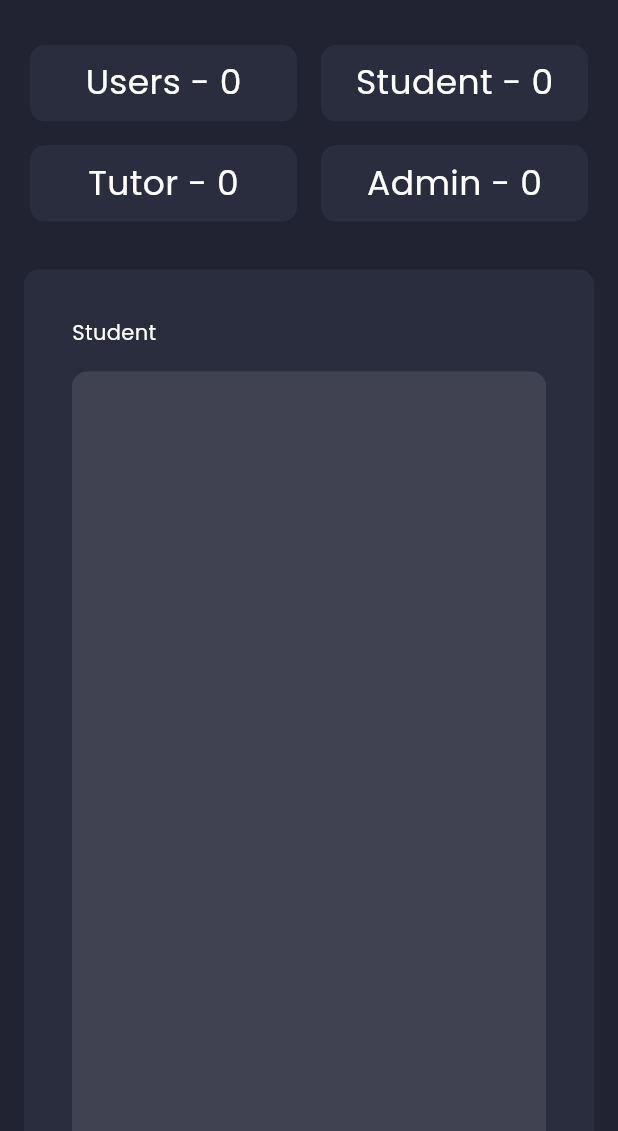
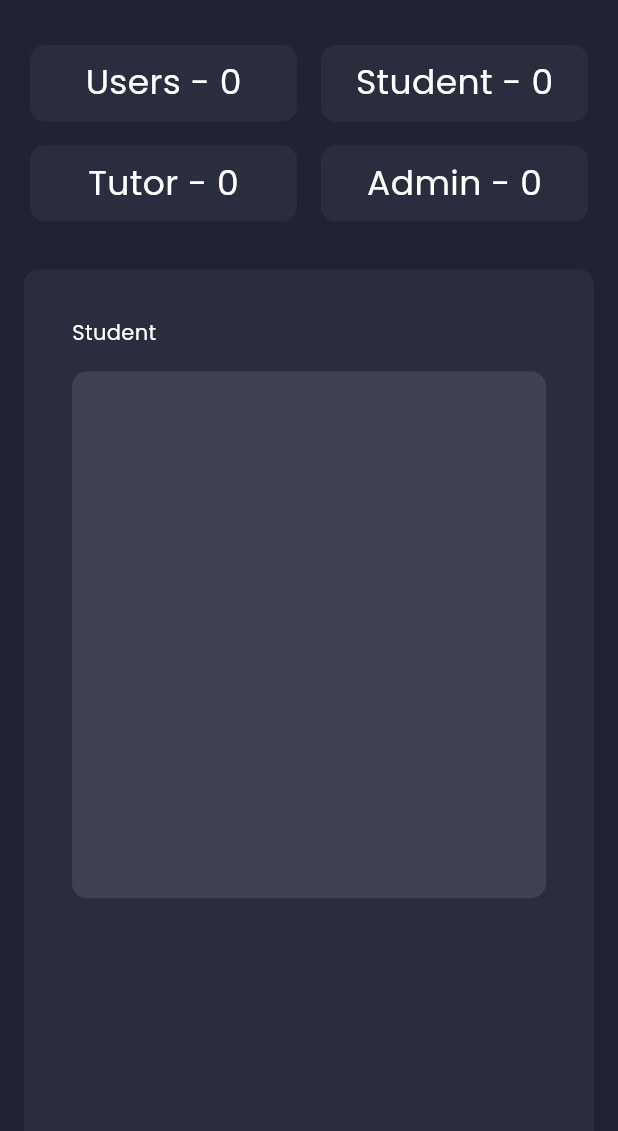
Before and after one commit to JesbinJose/CyberBee-web, a Flutter app: the screen it shows after launch, on a phone screen of 412 x 824 dp, the part 105-1236 px from its top. Run offline on Flutter 3.47's test engine with Material 3 defaults, Android fonts, the phone set to English and light mode, and no system bars; our stand-ins replace bloc, cloud_firestore, firebase_core, flutter_bloc, google_fonts; missing offline and left inert: svg_flutter; accounts and stored records are empty; generated files the repository leaves out were written again.

Commit message:
refactor and made dashboard ui

```diff
--- a/lib/presentation/dashboard/dashboard.dart
+++ b/lib/presentation/dashboard/dashboard.dart
@@ -1,96 +1,24 @@
-import 'package:cyberbee_web/application/bloc/dashboard/manage_each_users/manage_single_user_dash_board_bloc.dart';
-import 'package:cyberbee_web/application/bloc/dashboard/usercontrol/dash_board_selected_type_bloc.dart';
-import 'package:cyberbee_web/application/type_check.dart';
 import 'package:cyberbee_web/constants.dart';
-import 'package:cyberbee_web/presentation/dashboard/widgets/single_user_screen.dart';
+import 'package:cyberbee_web/presentation/dashboard/widgets/show_user_by_type.dart';
 import 'package:cyberbee_web/presentation/dashboard/widgets/user_type_count.dart';
-import 'package:cyberbee_web/presentation/dashboard/widgets/usertype_all_list.dart';
-import 'package:cyberbee_web/responsive.dart';
 import 'package:flutter/material.dart';
-import 'package:flutter_bloc/flutter_bloc.dart';
 
 class DashBoardScreen extends StatelessWidget {
   const DashBoardScreen({super.key});
 
   @override
   Widget build(BuildContext context) {
-    return SingleChildScrollView(
+    return const SingleChildScrollView(
       child: Column(
         children: [
-          const SizedBox(
+           SizedBox(
             height: 30,
           ),
-          const CustomUserTypeCountWidget(),
-          const SizedBox(
+           CustomUserTypeCountWidget(),
+           SizedBox(
             height: defaultPadding,
           ),
-          Container(
-            margin: const EdgeInsets.all(
-              defaultPadding,
-            ),
-            padding: const EdgeInsets.all(defaultPadding * 2),
-            decoration: const BoxDecoration(
-              borderRadius: BorderRadius.all(
-                Radius.circular(
-                  10,
-                ),
-              ),
-              color: secondaryColor,
-            ),
-            width: double.infinity,
-            child: Column(
-              crossAxisAlignment: CrossAxisAlignment.start,
-              children: [
-                BlocBuilder<DashBoardSelectedTypeBloc,
-                    DashBoardSelectedTypeState>(
-                  builder: (context, state) {
-                    return Text(
-                      typeName(
-                        state.userType,
-                      ),
-                    );
-                  },
-                ),
-                const SizedBox(
-                  height: defaultPadding,
-                ),
-                GridView.builder(
-                  itemCount: 2,
-                  shrinkWrap: true,
-                  gridDelegate: SliverGridDelegateWithFixedCrossAxisCount(
-                    crossAxisCount: Responsive.isMobile(context) ? 1 : 2,
-                    childAspectRatio: 0.5,
-                    crossAxisSpacing: defaultPadding * 2,
-                    mainAxisSpacing: defaultPadding,
-                  ),
-                  itemBuilder: (context, index) {
-                    return SizedBox(
-                      child: Center(
-                        child: index == 0
-                            ? BlocBuilder<DashBoardSelectedTypeBloc,
-                                DashBoardSelectedTypeState>(
-                                builder: (context, state) {
-                                  return ShowUsersByTypeWidget(
-                                    type: state.userType,
-                                  );
-                                },
-                              )
-                            : BlocBuilder<ManageSingleUserDashBoardBloc,
-                                ManageSingleUserDashBoardState>(
-                                builder: (context, state) {
-                                  if (state.user != null) {
-                                    return SingleUserScreen(user: state.user!);
-                                  }
-                                  return const SizedBox.shrink();
-                                },
-                              ),
-                      ),
-                    );
-                  },
-                ),
-              ],
-            ),
-          ),
+          DashboradUsersListWidget(),
         ],
       ),
     );
--- /dev/null
+++ b/lib/presentation/dashboard/widgets/show_user_by_type.dart
@@ -0,0 +1,86 @@
+import 'package:cyberbee_web/application/bloc/dashboard/manage_each_users/manage_single_user_dash_board_bloc.dart';
+import 'package:cyberbee_web/application/bloc/dashboard/usercontrol/dash_board_selected_type_bloc.dart';
+import 'package:cyberbee_web/application/type_check.dart';
+import 'package:cyberbee_web/constants.dart';
+import 'package:cyberbee_web/presentation/dashboard/widgets/single_user_screen.dart';
+import 'package:cyberbee_web/presentation/dashboard/widgets/usertype_all_list.dart';
+import 'package:cyberbee_web/responsive.dart';
+import 'package:flutter/material.dart';
+import 'package:flutter_bloc/flutter_bloc.dart';
+
+class DashboradUsersListWidget extends StatelessWidget {
+  const DashboradUsersListWidget({
+    super.key,
+  });
+
+  @override
+  Widget build(BuildContext context) {
+    return Container(
+      margin: const EdgeInsets.all(
+        defaultPadding,
+      ),
+      padding: const EdgeInsets.all(defaultPadding * 2),
+      decoration: const BoxDecoration(
+        borderRadius: BorderRadius.all(
+          Radius.circular(
+            10,
+          ),
+        ),
+        color: secondaryColor,
+      ),
+      width: double.infinity,
+      child: Column(
+        crossAxisAlignment: CrossAxisAlignment.start,
+        children: [
+          BlocBuilder<DashBoardSelectedTypeBloc,
+              DashBoardSelectedTypeState>(
+            builder: (context, state) {
+              return Text(
+                typeName(
+                  state.userType,
+                ),
+              );
+            },
+          ),
+          const SizedBox(
+            height: defaultPadding,
+          ),
+          GridView.builder(
+            itemCount: 2,
+            shrinkWrap: true,
+            gridDelegate: SliverGridDelegateWithFixedCrossAxisCount(
+              crossAxisCount: Responsive.isMobile(context) ? 1 : 2,
+              childAspectRatio: 0.9,
+              crossAxisSpacing: defaultPadding * 2,
+              mainAxisSpacing: defaultPadding,
+            ),
+            itemBuilder: (context, index) {
+              return SizedBox(
+                child: Center(
+                  child: index == 0
+                      ? BlocBuilder<DashBoardSelectedTypeBloc,
+                          DashBoardSelectedTypeState>(
+                          builder: (context, state) {
+                            return ShowUsersByTypeWidget(
+                              type: state.userType,
+                            );
+                          },
+                        )
+                      : BlocBuilder<ManageSingleUserDashBoardBloc,
+                          ManageSingleUserDashBoardState>(
+                          builder: (context, state) {
+                            if (state.user != null) {
+                              return SingleUserScreen(user: state.user!);
+                            }
+                            return const SizedBox.shrink();
+                          },
+                        ),
+                ),
+              );
+            },
+          ),
+        ],
+      ),
+    );
+  }
+}
```
Also changed, not shown: lib/presentation/dashboard/widgets/change_user_assess.dart (added, +41 -0 lines), lib/presentation/dashboard/widgets/profile_pic_section.dart (added, +68 -0 lines), lib/presentation/dashboard/widgets/single_user_screen.dart (+57 -95 lines), lib/presentation/dashboard/widgets/single_user_tile.dart (added, +39 -0 lines), lib/presentation/widgets/custom_text_button.dart (added, +34 -0 lines).
